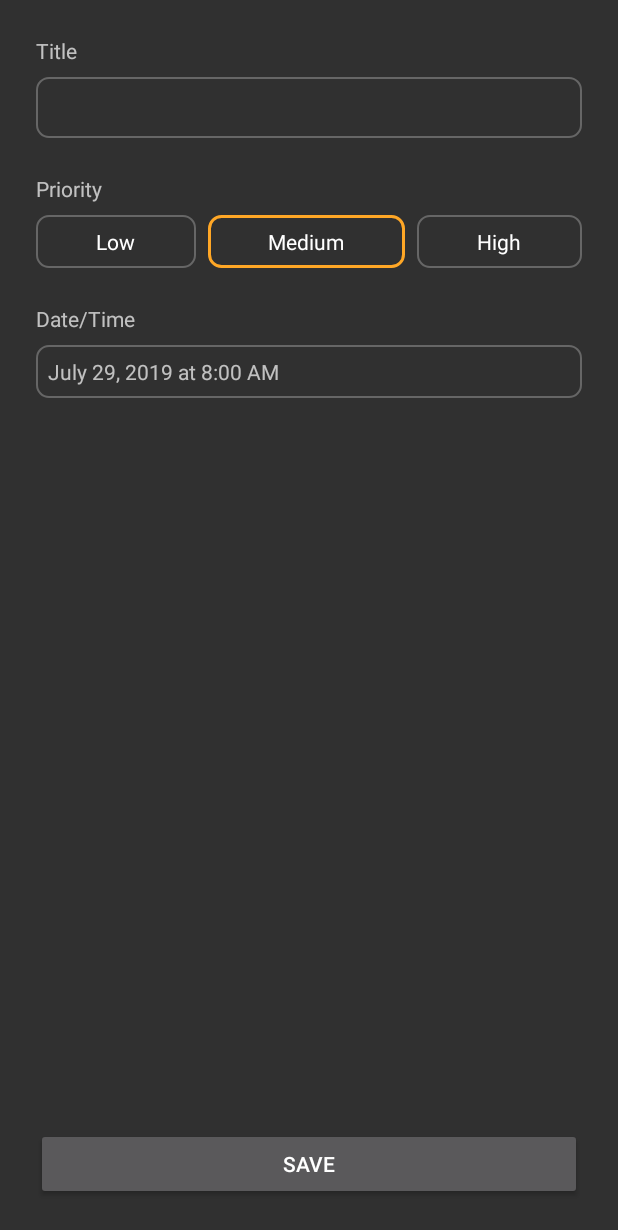
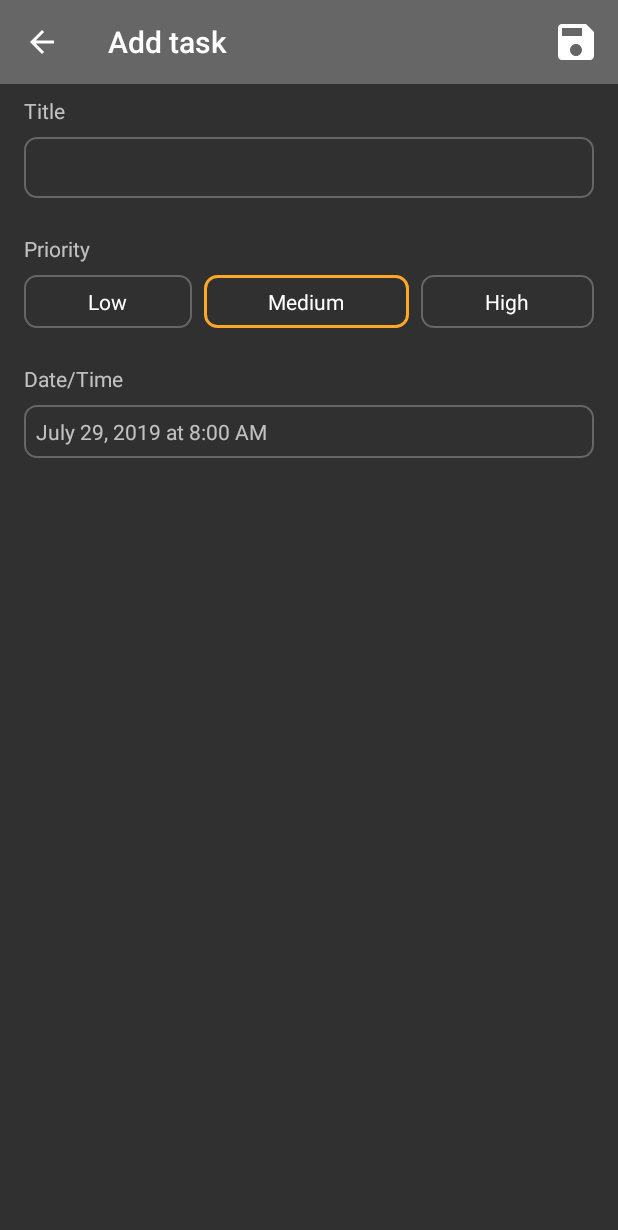
Before and after one commit to natanao1995/DoitTestTask, an Android app: the AddTaskActivity screen opened directly, with no data from a screen before it, on a phone screen of 412 x 824 dp. Shown: the top 1230 px of the screen. Run offline under Robolectric (Android 15) with nearby library versions, the phone set to English and light mode, and no system bars; libraries missing offline, so code that uses them is left out: com.pd.chocobar.

Commit message:
Add toolbar on add task

```diff
--- a/app/src/main/java/com/example/doittesttask/feature/addtask/AddTaskActivity.kt
+++ b/app/src/main/java/com/example/doittesttask/feature/addtask/AddTaskActivity.kt
@@ -34,8 +34,14 @@ class AddTaskActivity : BaseActivity() {
     }
 
     private fun setupUi() {
-        buttonSave.setOnClickListener {
-            viewModel.saveTask(
+        toolbar.navigationIcon = getDrawable(R.drawable.ic_arrow_back)
+        toolbar.setNavigationOnClickListener {
+            onBackPressed()
+        }
+
+        toolbar.setOnMenuItemClickListener {
+            when (it.itemId) {
+                R.id.menuAddSave -> viewModel.saveTask(
                     editTextTitle.text.toString(),
                     when (radioGroupPriority.checkedRadioButtonId) {
                         R.id.radioLow -> Priority.LOW
@@ -44,6 +50,8 @@ class AddTaskActivity : BaseActivity() {
                         else -> null
                     }
                 )
+            }
+            return@setOnMenuItemClickListener true
         }
 
         editTextTitle.doAfterTextChanged {
--- a/app/src/main/res/layout/activity_add_task.xml
+++ b/app/src/main/res/layout/activity_add_task.xml
@@ -7,6 +7,17 @@
         android:layout_height="match_parent"
         tools:ignore="Autofill,TextFields">
 
+    <androidx.appcompat.widget.Toolbar
+            android:id="@+id/toolbar"
+            android:layout_width="0dp"
+            android:layout_height="@dimen/toolbarHeight"
+            android:background="@color/colorGray"
+            app:menu="@menu/add_task_menu"
+            app:title="@string/addTaskToolbar"
+            app:layout_constraintTop_toTopOf="parent"
+            app:layout_constraintLeft_toLeftOf="parent"
+            app:layout_constraintRight_toRightOf="parent"/>
+
     <androidx.constraintlayout.widget.Guideline
             android:id="@+id/guidelineLeft"
             android:layout_width="0dp"
@@ -14,7 +25,7 @@
             android:orientation="vertical"
             app:layout_constraintLeft_toLeftOf="parent"
             app:layout_constraintRight_toRightOf="parent"
-            app:layout_constraintGuide_begin="24dp"/>
+            app:layout_constraintGuide_begin="16dp"/>
 
     <androidx.constraintlayout.widget.Guideline
             android:id="@+id/guidelineRight"
@@ -23,25 +34,7 @@
             android:orientation="vertical"
             app:layout_constraintLeft_toLeftOf="parent"
             app:layout_constraintRight_toRightOf="parent"
-            app:layout_constraintGuide_end="24dp"/>
-
-    <androidx.constraintlayout.widget.Guideline
-            android:id="@+id/guidelineTop"
-            android:layout_width="wrap_content"
-            android:layout_height="wrap_content"
-            android:orientation="horizontal"
-            app:layout_constraintLeft_toLeftOf="parent"
-            app:layout_constraintRight_toRightOf="parent"
-            app:layout_constraintGuide_begin="24dp"/>
-
-    <androidx.constraintlayout.widget.Guideline
-            android:id="@+id/guidelineBottom"
-            android:layout_width="wrap_content"
-            android:layout_height="wrap_content"
-            android:orientation="horizontal"
-            app:layout_constraintLeft_toLeftOf="parent"
-            app:layout_constraintRight_toRightOf="parent"
-            app:layout_constraintGuide_end="24dp"/>
+            app:layout_constraintGuide_end="16dp"/>
 
     <TextView
             android:id="@+id/textTitle"
@@ -49,7 +42,8 @@
             android:layout_height="wrap_content"
             android:text="@string/addTaskTitle"
             android:labelFor="@id/editTextTitle"
-            app:layout_constraintTop_toTopOf="@id/guidelineTop"
+            android:layout_marginTop="8dp"
+            app:layout_constraintTop_toBottomOf="@id/toolbar"
             app:layout_constraintLeft_toLeftOf="@id/guidelineLeft"
             app:layout_constraintRight_toRightOf="@id/guidelineRight"/>
 
@@ -196,13 +190,4 @@
             tools:visibility="visible"
             app:layout_constraintRight_toRightOf="@id/textDateTime"
             app:layout_constraintTop_toBottomOf="@id/textDateTime"/>
-
-    <Button
-            android:id="@+id/buttonSave"
-            android:layout_width="0dp"
-            android:layout_height="wrap_content"
-            android:text="@string/addTaskSave"
-            app:layout_constraintLeft_toLeftOf="@id/guidelineLeft"
-            app:layout_constraintRight_toRightOf="@id/guidelineRight"
-            app:layout_constraintBottom_toBottomOf="@id/guidelineBottom"/>
 </androidx.constraintlayout.widget.ConstraintLayout>
--- /dev/null
+++ b/app/src/main/res/menu/add_task_menu.xml
@@ -0,0 +1,12 @@
+<?xml version="1.0" encoding="utf-8"?>
+<menu xmlns:android="http://schemas.android.com/apk/res/android"
+      xmlns:tools="http://schemas.android.com/tools"
+      xmlns:app="http://schemas.android.com/apk/res-auto"
+      tools:ignore="AlwaysShowAction">
+
+    <item
+            android:id="@+id/menuAddSave"
+            android:icon="@drawable/ic_save"
+            app:showAsAction="always"
+            android:title="@string/menuSave"/>
+</menu>
--- a/app/src/main/res/values/colors.xml
+++ b/app/src/main/res/values/colors.xml
@@ -1,8 +1,5 @@
 <?xml version="1.0" encoding="utf-8"?>
 <resources>
-    <color name="colorPrimary">#008577</color>
-    <color name="colorPrimaryDark">#00574B</color>
-    <color name="colorAccent">#D81B60</color>
     <color name="colorGray">#666</color>
     <color name="colorTransparent">#00FFFFFF</color>
     <color name="colorError">#F44336</color>
--- a/app/src/main/res/values/strings.xml
+++ b/app/src/main/res/values/strings.xml
@@ -10,7 +10,6 @@
     <string name="signinErrorInvalidEmailAddress">Invalid E-mail address</string>
     <string name="signinErrorEmptyEmail">You should fill in E-mail</string>
     <string name="signinErrorEmptyPassword">You should fill in password</string>
-    <string name="addTaskSave">Save</string>
     <string name="addTaskTitle">Title</string>
     <string name="addTaskPriority">Priority</string>
     <string name="addTaskPriorityHigh">High</string>
@@ -30,9 +29,6 @@
     <string name="taskListPriorityNormal">Normal</string>
     <string name="taskListPriorityLow">↓Low</string>
     <string name="itemTaskDueTo">Due to</string>
-    <string name="taskDetailsDelete">Delete</string>
-    <string name="taskDetailsEdit">Edit</string>
-    <string name="taskDetailsSave">Save</string>
     <string name="editTaskChangesSaved">Changes was successfully saved</string>
     <string name="signinAuthenticationFailed">Authentication failed. Please sign in again</string>
     <string name="menuSortByName">By name</string>
@@ -44,4 +40,5 @@
     <string name="menuDelete">Delete</string>
     <string name="menuEdit">Edit</string>
     <string name="detailsToolbar">Task details</string>
+    <string name="addTaskToolbar">Add task</string>
 </resources>
```
Lines whose indentation alone changed are shown as unchanged.
